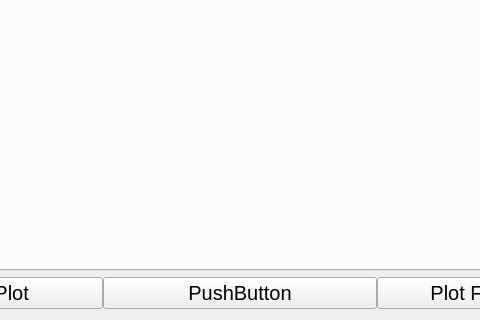
Above: ThrustTelemetry/mainwindow.ui from BrainyZombie/ThrustMIT-Telemetry before the change; both pictures show x 181 to 661 and y 257 to 577 of the 842 by 577 pixel window. Below: the same form after it.
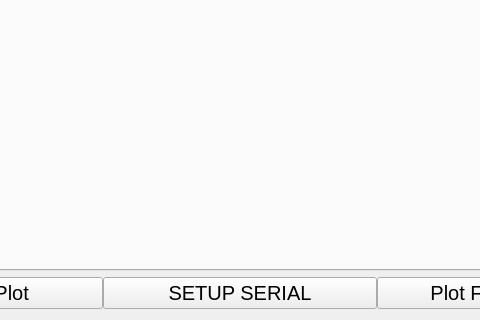
That is the form after the change.

Patch:
```diff
--- a/ThrustTelemetry/mainwindow.ui
+++ b/ThrustTelemetry/mainwindow.ui
@@ -124,7 +124,7 @@
           <string notr="true">font-size:20px;</string>
          </property>
          <property name="text">
-          <string>PushButton</string>
+          <string>SETUP SERIAL</string>
          </property>
         </widget>
        </item>
```
